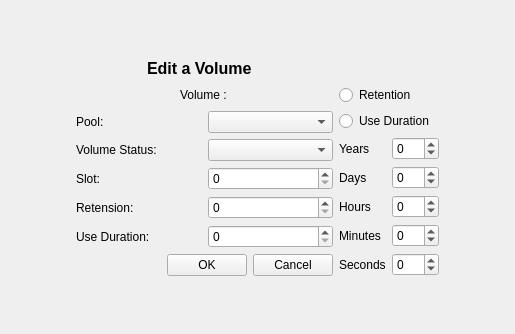
First picture: the form in bacula/src/qt-console/mediaedit/mediaedit.ui, repository rkorzeniewski/bacula, before the edit.
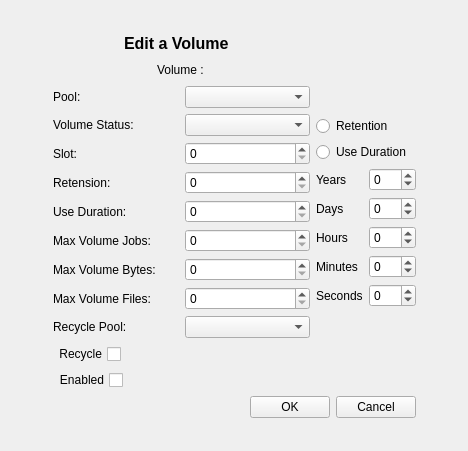
Second picture: the form after the edit.

Commit message: Add the remainder of the editible fields to mediaedit.  Also add those fields to medialist.  Querying for recycle pool took another sql trick.  I'll test with mysql on return from vacation.  Trick is alias of table.

Patch:
```diff
--- a/bacula/src/qt-console/mediaedit/mediaedit.ui
+++ b/bacula/src/qt-console/mediaedit/mediaedit.ui
@@ -5,8 +5,8 @@
    <rect>
     <x>0</x>
     <y>0</y>
-    <width>515</width>
-    <height>334</height>
+    <width>468</width>
+    <height>451</height>
    </rect>
   </property>
   <property name="windowTitle" >
@@ -19,6 +19,32 @@
    <property name="spacing" >
     <number>6</number>
    </property>
+   <item row="1" column="2" >
+    <spacer>
+     <property name="orientation" >
+      <enum>Qt::Horizontal</enum>
+     </property>
+     <property name="sizeHint" >
+      <size>
+       <width>40</width>
+       <height>20</height>
+      </size>
+     </property>
+    </spacer>
+   </item>
+   <item row="1" column="0" >
+    <spacer>
+     <property name="orientation" >
+      <enum>Qt::Horizontal</enum>
+     </property>
+     <property name="sizeHint" >
+      <size>
+       <width>40</width>
+       <height>20</height>
+      </size>
+     </property>
+    </spacer>
+   </item>
    <item row="1" column="1" >
     <layout class="QGridLayout" >
      <property name="margin" >
@@ -27,46 +53,12 @@
      <property name="spacing" >
       <number>6</number>
      </property>
-     <item row="6" column="1" >
-      <widget class="QLabel" name="label_10" >
-       <property name="text" >
-        <string>Minutes</string>
-       </property>
-      </widget>
-     </item>
-     <item row="5" column="2" >
-      <widget class="QSpinBox" name="hoursSpin" >
+     <item row="8" column="1" >
+      <widget class="QSpinBox" name="maxBytesSpin" >
        <property name="maximum" >
-        <number>24</number>
+        <number>2147483647</number>
        </property>
-       <property name="minimum" >
-        <number>-1</number>
-       </property>
-       <property name="value" >
-        <number>0</number>
-       </property>
       </widget>
-     </item>
-     <item row="4" column="2" >
-      <widget class="QSpinBox" name="daysSpin" >
-       <property name="maximum" >
-        <number>365</number>
-       </property>
-       <property name="minimum" >
-        <number>-1</number>
-       </property>
-      </widget>
-     </item>
-     <item rowspan="8" row="0" column="0" >
-      <layout class="QGridLayout" >
-       <property name="margin" >
-        <number>0</number>
-       </property>
-       <property name="spacing" >
-        <number>6</number>
-       </property>
-       <item row="3" column="1" >
-        <widget class="QComboBox" name="statusCombo" />
        </item>
        <item row="1" column="0" colspan="2" >
         <layout class="QHBoxLayout" >
@@ -117,6 +109,63 @@
          </item>
         </layout>
        </item>
+     <item row="4" column="1" >
+      <widget class="QSpinBox" name="slotSpin" >
+       <property name="maximum" >
+        <number>10000</number>
+       </property>
+      </widget>
+     </item>
+     <item row="3" column="1" >
+      <widget class="QComboBox" name="statusCombo" />
+     </item>
+     <item row="9" column="0" >
+      <widget class="QLabel" name="label_14" >
+       <property name="text" >
+        <string>Max Volume Files:</string>
+       </property>
+       <property name="buddy" >
+        <cstring>slotSpin</cstring>
+       </property>
+      </widget>
+     </item>
+     <item row="13" column="0" colspan="3" >
+      <layout class="QHBoxLayout" >
+       <property name="margin" >
+        <number>0</number>
+       </property>
+       <property name="spacing" >
+        <number>6</number>
+       </property>
+       <item>
+        <spacer>
+         <property name="orientation" >
+          <enum>Qt::Horizontal</enum>
+         </property>
+         <property name="sizeHint" >
+          <size>
+           <width>40</width>
+           <height>20</height>
+          </size>
+         </property>
+        </spacer>
+       </item>
+       <item>
+        <widget class="QPushButton" name="okButton" >
+         <property name="text" >
+          <string>OK</string>
+         </property>
+        </widget>
+       </item>
+       <item>
+        <widget class="QPushButton" name="cancelButton" >
+         <property name="text" >
+          <string>Cancel</string>
+         </property>
+        </widget>
+       </item>
+      </layout>
+     </item>
        <item row="0" column="0" colspan="2" >
         <layout class="QHBoxLayout" >
          <property name="margin" >
@@ -169,43 +218,6 @@
          </item>
         </layout>
        </item>
-       <item row="4" column="0" >
-        <widget class="QLabel" name="label_4" >
-         <property name="text" >
-          <string>Slot:</string>
-         </property>
-         <property name="buddy" >
-          <cstring>slotSpin</cstring>
-         </property>
-        </widget>
-       </item>
-       <item row="6" column="0" >
-        <widget class="QLabel" name="label_7" >
-         <property name="text" >
-          <string>Use Duration:</string>
-         </property>
-         <property name="buddy" >
-          <cstring>slotSpin</cstring>
-         </property>
-        </widget>
-       </item>
-       <item row="5" column="0" >
-        <widget class="QLabel" name="label_6" >
-         <property name="text" >
-          <string>Retension:</string>
-         </property>
-         <property name="buddy" >
-          <cstring>slotSpin</cstring>
-         </property>
-        </widget>
-       </item>
-       <item row="5" column="1" >
-        <widget class="QSpinBox" name="retentionSpin" >
-         <property name="maximum" >
-          <number>2147483647</number>
-         </property>
-        </widget>
-       </item>
        <item row="3" column="0" >
         <widget class="QLabel" name="label_5" >
          <property name="text" >
@@ -213,14 +225,7 @@
          </property>
         </widget>
        </item>
-       <item row="4" column="1" >
-        <widget class="QSpinBox" name="slotSpin" >
-         <property name="maximum" >
-          <number>10000</number>
-         </property>
-        </widget>
-       </item>
-       <item row="7" column="0" colspan="2" >
+     <item row="12" column="0" colspan="2" >
         <layout class="QHBoxLayout" >
          <property name="margin" >
           <number>0</number>
@@ -228,6 +233,16 @@
          <property name="spacing" >
           <number>6</number>
          </property>
+       <item>
+        <widget class="QCheckBox" name="enabledCheck" >
+         <property name="layoutDirection" >
+          <enum>Qt::RightToLeft</enum>
+         </property>
+         <property name="text" >
+          <string>Enabled</string>
+         </property>
+        </widget>
+       </item>
          <item>
           <spacer>
            <property name="orientation" >
@@ -241,110 +256,95 @@
            </property>
           </spacer>
          </item>
-         <item>
-          <widget class="QPushButton" name="okButton" >
-           <property name="text" >
-            <string>OK</string>
-           </property>
-          </widget>
-         </item>
-         <item>
-          <widget class="QPushButton" name="cancelButton" >
-           <property name="text" >
-            <string>Cancel</string>
-           </property>
-          </widget>
-         </item>
-        </layout>
-       </item>
-       <item row="2" column="0" >
-        <widget class="QLabel" name="label_3" >
-         <property name="text" >
-          <string>Pool:</string>
-         </property>
-         <property name="buddy" >
-          <cstring>poolCombo</cstring>
-         </property>
-        </widget>
-       </item>
-       <item row="2" column="1" >
-        <widget class="QComboBox" name="poolCombo" />
-       </item>
-       <item row="6" column="1" >
-        <widget class="QSpinBox" name="useDurationSpin" >
-         <property name="maximum" >
-          <number>2147483647</number>
-         </property>
-        </widget>
-       </item>
-      </layout>
-     </item>
-     <item row="0" column="1" colspan="2" >
-      <spacer>
-       <property name="orientation" >
-        <enum>Qt::Vertical</enum>
-       </property>
-       <property name="sizeHint" >
-        <size>
-         <width>97</width>
-         <height>16</height>
-        </size>
-       </property>
-      </spacer>
-     </item>
-     <item row="3" column="1" >
-      <widget class="QLabel" name="label_2" >
+      </layout>
+     </item>
+     <item rowspan="13" row="0" column="2" >
+      <layout class="QGridLayout" >
+       <property name="margin" >
+        <number>0</number>
+       </property>
+       <property name="spacing" >
+        <number>6</number>
+       </property>
+       <item row="6" column="0" >
+        <widget class="QLabel" name="label_10" >
        <property name="text" >
-        <string>Years</string>
+          <string>Minutes</string>
        </property>
       </widget>
      </item>
      <item row="5" column="1" >
-      <widget class="QLabel" name="label_9" >
-       <property name="text" >
-        <string>Hours</string>
-       </property>
-      </widget>
-     </item>
-     <item row="2" column="1" colspan="2" >
-      <widget class="QRadioButton" name="useDurationRadio" >
-       <property name="text" >
-        <string>Use Duration</string>
-       </property>
-      </widget>
-     </item>
-     <item row="3" column="2" >
-      <widget class="QSpinBox" name="yearsSpin" >
+        <widget class="QSpinBox" name="hoursSpin" >
        <property name="maximum" >
-        <number>999</number>
+          <number>24</number>
        </property>
        <property name="minimum" >
         <number>-1</number>
        </property>
-      </widget>
-     </item>
-     <item row="4" column="1" >
-      <widget class="QLabel" name="label_8" >
-       <property name="text" >
-        <string>Days</string>
+         <property name="value" >
+          <number>0</number>
        </property>
       </widget>
      </item>
-     <item row="7" column="1" >
+       <item row="7" column="0" >
       <widget class="QLabel" name="label_11" >
        <property name="text" >
         <string>Seconds</string>
        </property>
       </widget>
      </item>
-     <item row="1" column="1" colspan="2" >
+       <item row="1" column="0" colspan="2" >
       <widget class="QRadioButton" name="retentionRadio" >
        <property name="text" >
         <string>Retention</string>
        </property>
       </widget>
      </item>
-     <item row="7" column="2" >
+       <item row="4" column="0" >
+        <widget class="QLabel" name="label_8" >
+         <property name="text" >
+          <string>Days</string>
+         </property>
+        </widget>
+       </item>
+       <item row="2" column="0" colspan="2" >
+        <widget class="QRadioButton" name="useDurationRadio" >
+         <property name="text" >
+          <string>Use Duration</string>
+         </property>
+        </widget>
+       </item>
+       <item row="8" column="0" colspan="2" >
+        <spacer>
+         <property name="orientation" >
+          <enum>Qt::Vertical</enum>
+         </property>
+         <property name="sizeHint" >
+          <size>
+           <width>97</width>
+           <height>81</height>
+          </size>
+         </property>
+        </spacer>
+       </item>
+       <item row="3" column="0" >
+        <widget class="QLabel" name="label_2" >
+         <property name="text" >
+          <string>Years</string>
+         </property>
+        </widget>
+       </item>
+       <item row="4" column="1" >
+        <widget class="QSpinBox" name="daysSpin" >
+         <property name="maximum" >
+          <number>365</number>
+         </property>
+         <property name="minimum" >
+          <number>-1</number>
+         </property>
+        </widget>
+       </item>
+       <item row="7" column="1" >
       <widget class="QSpinBox" name="secondsSpin" >
        <property name="maximum" >
         <number>60</number>
@@ -354,7 +354,24 @@
        </property>
       </widget>
      </item>
-     <item row="6" column="2" >
+       <item row="3" column="1" >
+        <widget class="QSpinBox" name="yearsSpin" >
+         <property name="maximum" >
+          <number>999</number>
+         </property>
+         <property name="minimum" >
+          <number>-1</number>
+         </property>
+        </widget>
+       </item>
+       <item row="5" column="0" >
+        <widget class="QLabel" name="label_9" >
+         <property name="text" >
+          <string>Hours</string>
+         </property>
+        </widget>
+       </item>
+       <item row="6" column="1" >
       <widget class="QSpinBox" name="minutesSpin" >
        <property name="maximum" >
         <number>60</number>
@@ -364,7 +381,172 @@
        </property>
       </widget>
      </item>
-    </layout>
+       <item row="0" column="0" colspan="2" >
+        <spacer>
+         <property name="orientation" >
+          <enum>Qt::Vertical</enum>
+         </property>
+         <property name="sizeHint" >
+          <size>
+           <width>97</width>
+           <height>71</height>
+          </size>
+         </property>
+        </spacer>
+       </item>
+      </layout>
+     </item>
+     <item row="9" column="1" >
+      <widget class="QSpinBox" name="maxFilesSpin" >
+       <property name="maximum" >
+        <number>2147483647</number>
+       </property>
+      </widget>
+     </item>
+     <item row="11" column="0" colspan="2" >
+      <layout class="QHBoxLayout" >
+       <property name="margin" >
+        <number>0</number>
+       </property>
+       <property name="spacing" >
+        <number>6</number>
+       </property>
+       <item>
+        <widget class="QCheckBox" name="recycleCheck" >
+         <property name="layoutDirection" >
+          <enum>Qt::RightToLeft</enum>
+         </property>
+         <property name="text" >
+          <string>Recycle</string>
+         </property>
+        </widget>
+       </item>
+       <item>
+        <spacer>
+         <property name="orientation" >
+          <enum>Qt::Horizontal</enum>
+         </property>
+         <property name="sizeHint" >
+          <size>
+           <width>40</width>
+           <height>20</height>
+          </size>
+         </property>
+        </spacer>
+       </item>
+      </layout>
+     </item>
+     <item row="6" column="1" >
+      <widget class="QSpinBox" name="useDurationSpin" >
+       <property name="maximum" >
+        <number>2147483647</number>
+       </property>
+      </widget>
+     </item>
+     <item row="7" column="1" >
+      <widget class="QSpinBox" name="maxJobsSpin" >
+       <property name="maximum" >
+        <number>2147483647</number>
+       </property>
+      </widget>
+     </item>
+     <item row="6" column="0" >
+      <widget class="QLabel" name="label_7" >
+       <property name="text" >
+        <string>Use Duration:</string>
+       </property>
+       <property name="buddy" >
+        <cstring>slotSpin</cstring>
+       </property>
+      </widget>
+     </item>
+     <item row="2" column="0" >
+      <widget class="QLabel" name="label_3" >
+       <property name="text" >
+        <string>Pool:</string>
+       </property>
+       <property name="buddy" >
+        <cstring>poolCombo</cstring>
+       </property>
+      </widget>
+     </item>
+     <item row="10" column="1" >
+      <widget class="QComboBox" name="recyclePoolCombo" />
+     </item>
+     <item row="8" column="0" >
+      <widget class="QLabel" name="label_13" >
+       <property name="text" >
+        <string>Max Volume Bytes:</string>
+       </property>
+       <property name="buddy" >
+        <cstring>slotSpin</cstring>
+       </property>
+      </widget>
+     </item>
+     <item row="5" column="0" >
+      <widget class="QLabel" name="label_6" >
+       <property name="text" >
+        <string>Retension:</string>
+       </property>
+       <property name="buddy" >
+        <cstring>slotSpin</cstring>
+       </property>
+      </widget>
+     </item>
+     <item row="2" column="1" >
+      <widget class="QComboBox" name="poolCombo" />
+     </item>
+     <item row="4" column="0" >
+      <widget class="QLabel" name="label_4" >
+       <property name="text" >
+        <string>Slot:</string>
+       </property>
+       <property name="buddy" >
+        <cstring>slotSpin</cstring>
+       </property>
+      </widget>
+     </item>
+     <item row="5" column="1" >
+      <widget class="QSpinBox" name="retentionSpin" >
+       <property name="maximum" >
+        <number>2147483647</number>
+       </property>
+      </widget>
+     </item>
+     <item row="10" column="0" >
+      <widget class="QLabel" name="label_15" >
+       <property name="text" >
+        <string>Recycle Pool:</string>
+       </property>
+       <property name="buddy" >
+        <cstring>slotSpin</cstring>
+       </property>
+      </widget>
+     </item>
+     <item row="7" column="0" >
+      <widget class="QLabel" name="label_12" >
+       <property name="text" >
+        <string>Max Volume Jobs:</string>
+       </property>
+       <property name="buddy" >
+        <cstring>slotSpin</cstring>
+       </property>
+      </widget>
+     </item>
+    </layout>
+   </item>
+   <item row="2" column="1" >
+    <spacer>
+     <property name="orientation" >
+      <enum>Qt::Vertical</enum>
+     </property>
+     <property name="sizeHint" >
+      <size>
+       <width>20</width>
+       <height>40</height>
+      </size>
+     </property>
+    </spacer>
    </item>
    <item row="0" column="1" >
     <spacer>
@@ -379,45 +561,6 @@
      </property>
     </spacer>
    </item>
-   <item row="2" column="1" >
-    <spacer>
-     <property name="orientation" >
-      <enum>Qt::Vertical</enum>
-     </property>
-     <property name="sizeHint" >
-      <size>
-       <width>20</width>
-       <height>40</height>
-      </size>
-     </property>
-    </spacer>
-   </item>
-   <item row="1" column="0" >
-    <spacer>
-     <property name="orientation" >
-      <enum>Qt::Horizontal</enum>
-     </property>
-     <property name="sizeHint" >
-      <size>
-       <width>40</width>
-       <height>20</height>
-      </size>
-     </property>
-    </spacer>
-   </item>
-   <item row="1" column="2" >
-    <spacer>
-     <property name="orientation" >
-      <enum>Qt::Horizontal</enum>
-     </property>
-     <property name="sizeHint" >
-      <size>
-       <width>40</width>
-       <height>20</height>
-      </size>
-     </property>
-    </spacer>
-   </item>
   </layout>
  </widget>
  <resources/>
```
Lines whose indentation alone changed are shown as unchanged. The commit also changes 3 other files.
